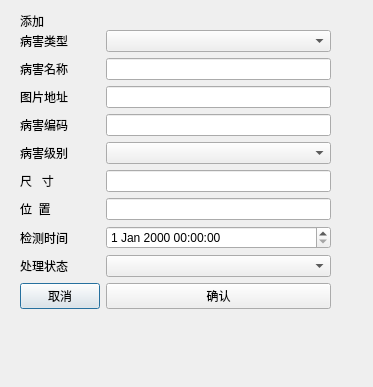
Before: the Qt Designer form addvirusdialog.ui in stone531/tiny-windows1, drawn with Qt 5.
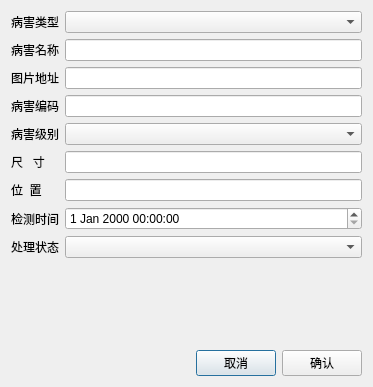
After: the same form once the commit is applied.

```diff
--- a/addvirusdialog.ui
+++ b/addvirusdialog.ui
@@ -13,28 +13,8 @@
   <property name="windowTitle">
    <string>Dialog</string>
   </property>
-  <widget class="QLabel" name="label">
-   <property name="geometry">
-    <rect>
-     <x>20</x>
-     <y>10</y>
-     <width>51</width>
-     <height>21</height>
-    </rect>
-   </property>
-   <property name="text">
-    <string>添加</string>
-   </property>
-  </widget>
-  <widget class="QWidget" name="formLayoutWidget">
-   <property name="geometry">
-    <rect>
-     <x>20</x>
-     <y>30</y>
-     <width>311</width>
-     <height>291</height>
-    </rect>
-   </property>
+  <layout class="QVBoxLayout" name="verticalLayout">
+   <item>
    <layout class="QFormLayout" name="formLayout">
     <item row="0" column="0">
      <widget class="QLabel" name="label_2">
@@ -126,14 +106,31 @@
     <item row="8" column="1">
      <widget class="QComboBox" name="comboBox_3"/>
     </item>
-    <item row="9" column="0">
+    </layout>
+   </item>
+   <item>
+    <layout class="QHBoxLayout" name="horizontalLayout">
+     <item>
+      <spacer name="horizontalSpacer">
+       <property name="orientation">
+        <enum>Qt::Horizontal</enum>
+       </property>
+       <property name="sizeHint" stdset="0">
+        <size>
+         <width>40</width>
+         <height>20</height>
+        </size>
+       </property>
+      </spacer>
+     </item>
+     <item>
      <widget class="QPushButton" name="pushButton">
       <property name="text">
        <string>取消</string>
       </property>
      </widget>
     </item>
-    <item row="9" column="1">
+     <item>
      <widget class="QPushButton" name="pushButton_2">
       <property name="text">
        <string>确认</string>
@@ -141,7 +138,8 @@
      </widget>
     </item>
    </layout>
-  </widget>
+   </item>
+  </layout>
  </widget>
  <resources/>
  <connections/>
```
Lines whose indentation alone changed are shown as unchanged.
